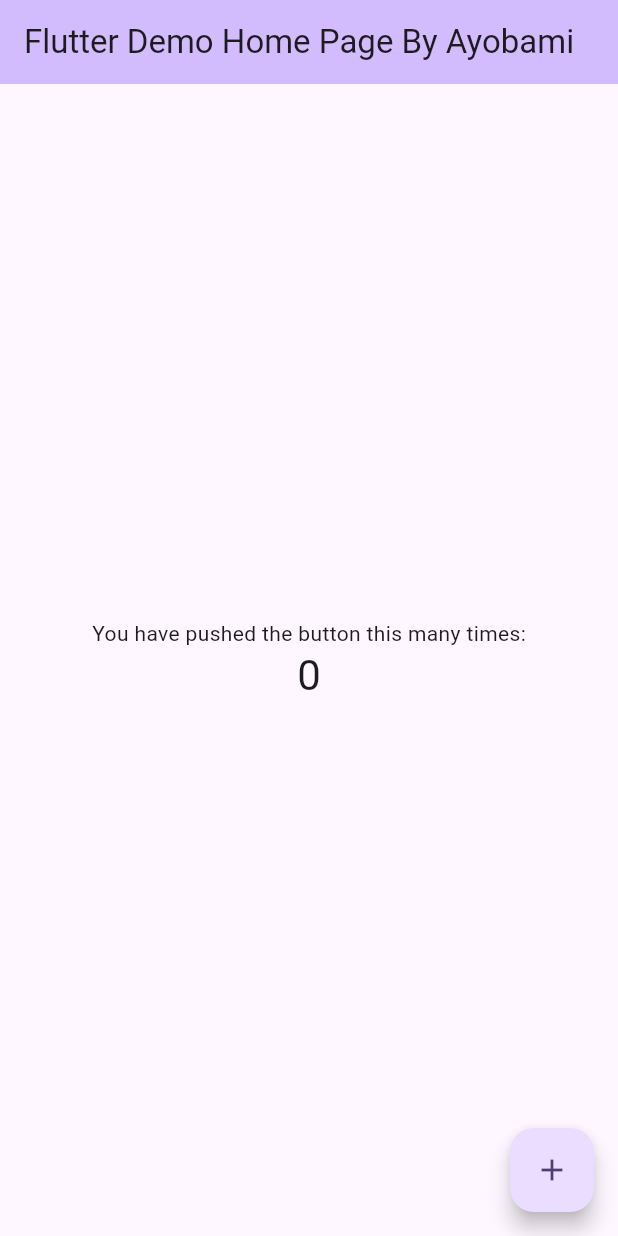
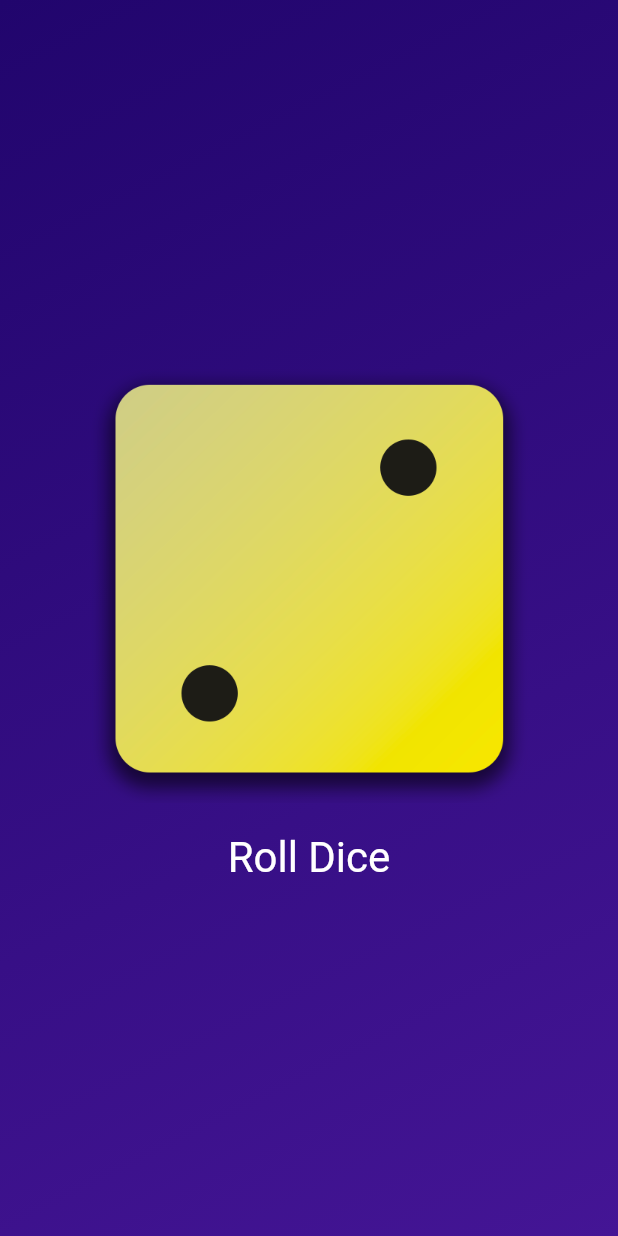
Before and after one commit to haywhyvilla/roll-dice1, a Flutter app: the screen it shows after launch, on a phone screen of 412 x 824 dp. Run offline on Flutter 3.47's test engine with Material 3 defaults, Android fonts, the phone set to English and light mode, and no system bars.

Commit message:
roll dice2

```diff
--- /dev/null
+++ b/lib/dice_roller.dart
@@ -0,0 +1,40 @@
+import 'package:flutter/material.dart';
+
+class DiceRoller extends StatefulWidget {
+  const DiceRoller({super.key});
+
+  @override
+ State<DiceRoller> createState() {
+  return _DiceRollerState();
+ }
+}
+
+class _DiceRollerState extends State<DiceRoller> {
+   var activeDiceImage = 'assets/images/dice-2.png';
+
+  void rollDice() {
+    setState(() {
+      activeDiceImage = 'assets/images/dice-4.png';
+    });
+
+
+  }
+
+  @override
+ Widget build(context) {
+    return Column(
+              mainAxisSize: MainAxisSize.min,
+              children: [
+                Image.asset(activeDiceImage, width: 300,),
+                  TextButton(
+                    onPressed: rollDice,
+                    style: TextButton.styleFrom(
+                      padding: const EdgeInsets.only(top: 20),
+                      foregroundColor: Colors.white,
+                      textStyle: const TextStyle(
+                        fontSize: 28,
+                      ),),
+                    child: const Text('Roll Dice'),)
+            ],);
+ }
+}
--- /dev/null
+++ b/lib/gradient_container.dart
@@ -0,0 +1,117 @@
+import 'package:flutter/material.dart';
+import 'package:my_first_flutter/dice_roller.dart';
+
+
+var startAlignmnet = Alignment.topLeft;
+var endAlignment = Alignment.bottomRight;
+
+
+class GradientContainer extends StatelessWidget {
+  const GradientContainer(this.color1, this.color2, {super.key});
+
+  const GradientContainer.purple({super.key})
+      : color1 = Colors.deepPurple,
+        color2 = Colors.indigo;
+
+
+  final Color color1;
+  final Color color2;
+
+
+
+  @override
+ Widget build(context) {
+  return Container(
+          decoration: BoxDecoration(
+            gradient: LinearGradient(
+              colors: [color1, color2],
+              begin: startAlignmnet,
+              end: endAlignment,
+            ),
+          ),
+          child: Center(
+
+            child: DiceRoller()
+          ),
+        );
+ }
+}
+
+
+// import 'package:flutter/material.dart';
+// import 'styled_text.dart';
+
+// class GradientContainer extends StatefulWidget {
+//   const GradientContainer({super.key});
+
+//   @override
+//   State<GradientContainer> createState() => _GradientContainerState();
+// }
+
+// class _GradientContainerState extends State<GradientContainer>
+//     with SingleTickerProviderStateMixin {
+
+//   late AnimationController _controller;
+//   late Animation<double> _fadeAnimation;
+//   late Animation<Offset> _slideAnimation;
+
+//   @override
+//   void initState() {
+//     super.initState();
+
+//     _controller = AnimationController(
+//       vsync: this,
+//       duration: const Duration(seconds: 1),
+//     );
+
+//     _fadeAnimation = CurvedAnimation(
+//       parent: _controller,
+//       curve: Curves.easeIn,
+//     );
+
+//     _slideAnimation = Tween<Offset>(
+//       begin: const Offset(0, 0.3),
+//       end: Offset.zero,
+//     ).animate(
+//       CurvedAnimation(
+//         parent: _controller,
+//         curve: Curves.easeOut,
+//       ),
+//     );
+
+//     _controller.forward();
+//   }
+
+//   @override
+//   void dispose() {
+//     _controller.dispose();
+//     super.dispose();
+//   }
+
+//   @override
+//   Widget build(BuildContext context) {
+//     return Container(
+//       decoration: const BoxDecoration(
+//         gradient: LinearGradient(
+//           colors: [
+//             Color(0xFF220628),
+//             Color(0xFF4B1056),
+//           ],
+//           begin: Alignment.topLeft,
+//           end: Alignment.bottomRight,
+//         ),
+//       ),
+//       child: Center(
+//         child: FadeTransition(
+//           opacity: _fadeAnimation,
+//           child: SlideTransition(
+//             position: _slideAnimation,
+//             child: const StyledText(
+//               text: 'Hello Flutter 👋',
+//             ),
+//           ),
+//         ),
+//       ),
+//     );
+//   }
+// }
--- a/lib/main.dart
+++ b/lib/main.dart
@@ -1,122 +1,203 @@
 import 'package:flutter/material.dart';
+import 'package:my_first_flutter/gradient_container.dart';
 
 void main() {
-  runApp(const MyApp());
+  runApp(
+     MaterialApp(
+      debugShowCheckedModeBanner: false,
+      home: Scaffold(
+        body: GradientContainer(
+          const Color.fromARGB(255, 33, 5, 109),
+          const Color.fromARGB(255, 68, 21, 149),
+        ),
+      ),
+    ),
+  );
 }
 
-class MyApp extends StatelessWidget {
-  const MyApp({super.key});
 
-  // This widget is the root of your application.
-  @override
-  Widget build(BuildContext context) {
-    return MaterialApp(
-      title: 'Flutter Demo',
-      theme: ThemeData(
-        // This is the theme of your application.
-        //
-        // TRY THIS: Try running your application with "flutter run". You'll see
-        // the application has a purple toolbar. Then, without quitting the app,
-        // try changing the seedColor in the colorScheme below to Colors.green
-        // and then invoke "hot reload" (save your changes or press the "hot
-        // reload" button in a Flutter-supported IDE, or press "r" if you used
-        // the command line to start the app).
-        //
-        // Notice that the counter didn't reset back to zero; the application
-        // state is not lost during the reload. To reset the state, use hot
-        // restart instead.
-        //
-        // This works for code too, not just values: Most code changes can be
-        // tested with just a hot reload.
-        colorScheme: .fromSeed(seedColor: Colors.deepPurple),
-      ),
-      home: const MyHomePage(title: 'Flutter Demo Home Page By Ayobami'),
-    );
-  }
-}
 
-class MyHomePage extends StatefulWidget {
-  const MyHomePage({super.key, required this.title});
 
-  // This widget is the home page of your application. It is stateful, meaning
-  // that it has a State object (defined below) that contains fields that affect
-  // how it looks.
+// import 'package:flutter/material.dart';
 
-  // This class is the configuration for the state. It holds the values (in this
-  // case the title) provided by the parent (in this case the App widget) and
-  // used by the build method of the State. Fields in a Widget subclass are
-  // always marked "final".
+// class StyledText extends StatelessWidget {
+//   final String text;
+//   final double fontSize;
+//   final Color color;
 
-  final String title;
+//   const StyledText({
+//     super.key,
+//     required this.text,
+//     this.fontSize = 48,
+//     this.color = Colors.white,
+//   });
 
-  @override
-  State<MyHomePage> createState() => _MyHomePageState();
-}
+//   @override
+//   Widget build(BuildContext context) {
+//     return Text(
+//       text,
+//       textAlign: TextAlign.center,
+//       style: TextStyle(
+//         color: color,
+//         fontSize: fontSize,
+//         fontWeight: FontWeight.bold,
+//         letterSpacing: 1.2,
+//       ),
+//     );
+//   }
+// }
 
-class _MyHomePageState extends State<MyHomePage> {
-  int _counter = 0;
 
-  void _incrementCounter() {
-    setState(() {
-      // This call to setState tells the Flutter framework that something has
-      // changed in this State, which causes it to rerun the build method below
-      // so that the display can reflect the updated values. If we changed
-      // _counter without calling setState(), then the build method would not be
-      // called again, and so nothing would appear to happen.
-      _counter++;
-    });
-  }
 
-  @override
-  Widget build(BuildContext context) {
-    // This method is rerun every time setState is called, for instance as done
-    // by the _incrementCounter method above.
-    //
-    // The Flutter framework has been optimized to make rerunning build methods
-    // fast, so that you can just rebuild anything that needs updating rather
-    // than having to individually change instances of widgets.
-    return Scaffold(
-      appBar: AppBar(
-        // TRY THIS: Try changing the color here to a specific color (to
-        // Colors.amber, perhaps?) and trigger a hot reload to see the AppBar
-        // change color while the other colors stay the same.
-        backgroundColor: Theme.of(context).colorScheme.inversePrimary,
-        // Here we take the value from the MyHomePage object that was created by
-        // the App.build method, and use it to set our appbar title.
-        title: Text(widget.title),
-      ),
-      body: Center(
-        // Center is a layout widget. It takes a single child and positions it
-        // in the middle of the parent.
-        child: Column(
-          // Column is also a layout widget. It takes a list of children and
-          // arranges them vertically. By default, it sizes itself to fit its
-          // children horizontally, and tries to be as tall as its parent.
-          //
-          // Column has various properties to control how it sizes itself and
-          // how it positions its children. Here we use mainAxisAlignment to
-          // center the children vertically; the main axis here is the vertical
-          // axis because Columns are vertical (the cross axis would be
-          // horizontal).
-          //
-          // TRY THIS: Invoke "debug painting" (choose the "Toggle Debug Paint"
-          // action in the IDE, or press "p" in the console), to see the
-          // wireframe for each widget.
-          mainAxisAlignment: .center,
-          children: [
-            const Text('You have pushed the button this many times:'),
-            Text(
-              '$_counter',
-              style: Theme.of(context).textTheme.headlineMedium,
-            ),
-          ],
-        ),
-      ),
-      floatingActionButton: FloatingActionButton(
-        onPressed: _incrementCounter,
-        tooltip: 'Increment',
-        child: const Icon(Icons.add),
-      ),
-    );
-  }
-}
+
+
+
+
+
+
+
+
+// import 'package:flutter/material.dart';
+
+// import 'package:my_first_flutter/gradient_container.dart';
+
+// void main() {
+//   runApp(
+//    const MaterialApp(
+//       home: Scaffold(
+//         body: GradientContainer(),
+//       ),
+//     ),
+//   );
+// }
+
+
+
+
+
+
+
+
+
+// import 'package:flutter/material.dart';
+
+// void main() {
+//   runApp(const MyApp());
+// }
+
+// class MyApp extends StatelessWidget {
+//   const MyApp({super.key});
+
+//   // This widget is the root of your application.
+//   @override
+//   Widget build(BuildContext context) {
+//     return MaterialApp(
+//       title: 'Flutter Demo',
+//       theme: ThemeData(
+//         // This is the theme of your application.
+//         //
+//         // TRY THIS: Try running your application with "flutter run". You'll see
+//         // the application has a purple toolbar. Then, without quitting the app,
+//         // try changing the seedColor in the colorScheme below to Colors.green
+//         // and then invoke "hot reload" (save your changes or press the "hot
+//         // reload" button in a Flutter-supported IDE, or press "r" if you used
+//         // the command line to start the app).
+//         //
+//         // Notice that the counter didn't reset back to zero; the application
+//         // state is not lost during the reload. To reset the state, use hot
+//         // restart instead.
+//         //
+//         // This works for code too, not just values: Most code changes can be
+//         // tested with just a hot reload.
+//         colorScheme: .fromSeed(seedColor: Colors.deepPurple),
+//       ),
+//       home: const MyHomePage(title: 'Flutter Demo Home Page By Ayobami'),
+//     );
+//   }
+// }
+
+// class MyHomePage extends StatefulWidget {
+//   const MyHomePage({super.key, required this.title});
+
+//   // This widget is the home page of your application. It is stateful, meaning
+//   // that it has a State object (defined below) that contains fields that affect
+//   // how it looks.
+
+//   // This class is the configuration for the state. It holds the values (in this
+//   // case the title) provided by the parent (in this case the App widget) and
+//   // used by the build method of the State. Fields in a Widget subclass are
+//   // always marked "final".
+
+//   final String title;
+
+//   @override
+//   State<MyHomePage> createState() => _MyHomePageState();
+// }
+
+// class _MyHomePageState extends State<MyHomePage> {
+//   int _counter = 0;
+
+//   void _incrementCounter() {
+//     setState(() {
+//       // This call to setState tells the Flutter framework that something has
+//       // changed in this State, which causes it to rerun the build method below
+//       // so that the display can reflect the updated values. If we changed
+//       // _counter without calling setState(), then the build method would not be
+//       // called again, and so nothing would appear to happen.
+//       _counter++;
+//     });
+//   }
+
+//   @override
+//   Widget build(BuildContext context) {
+//     // This method is rerun every time setState is called, for instance as done
+//     // by the _incrementCounter method above.
+//     //
+//     // The Flutter framework has been optimized to make rerunning build methods
+//     // fast, so that you can just rebuild anything that needs updating rather
+//     // than having to individually change instances of widgets.
+//     return Scaffold(
+//       appBar: AppBar(
+//         // TRY THIS: Try changing the color here to a specific color (to
+//         // Colors.amber, perhaps?) and trigger a hot reload to see the AppBar
+//         // change color while the other colors stay the same.
+//         backgroundColor: Theme.of(context).colorScheme.inversePrimary,
+//         // Here we take the value from the MyHomePage object that was created by
+//         // the App.build method, and use it to set our appbar title.
+//         title: Text(widget.title),
+//       ),
+//       body: Center(
+//         // Center is a layout widget. It takes a single child and positions it
+//         // in the middle of the parent.
+//         child: Column(
+//           // Column is also a layout widget. It takes a list of children and
+//           // arranges them vertically. By default, it sizes itself to fit its
+//           // children horizontally, and tries to be as tall as its parent.
+//           //
+//           // Column has various properties to control how it sizes itself and
+//           // how it positions its children. Here we use mainAxisAlignment to
+//           // center the children vertically; the main axis here is the vertical
+//           // axis because Columns are vertical (the cross axis would be
+//           // horizontal).
+//           //
+//           // TRY THIS: Invoke "debug painting" (choose the "Toggle Debug Paint"
+//           // action in the IDE, or press "p" in the console), to see the
+//           // wireframe for each widget.
+//           mainAxisAlignment: .center,
+//           children: [
+//             const Text('You have pushed the button this many times:'),
+//             Text(
+//               '$_counter',
+//               style: Theme.of(context).textTheme.headlineMedium,
+//             ),
+//           ],
+//         ),
+//       ),
+//       floatingActionButton: FloatingActionButton(
+//         onPressed: _incrementCounter,
+//         tooltip: 'Increment',
+//         child: const Icon(Icons.add),
+//       ),
+//     );
+//   }
+// }
--- /dev/null
+++ b/lib/styled_text.dart
@@ -0,0 +1,51 @@
+import 'package:flutter/material.dart';
+
+class StyledText extends StatelessWidget{
+ const StyledText(this.text,{super.key});
+
+ final String text;
+
+
+  @override
+  Widget build(context) {
+   return Text(
+    text,
+    style: const TextStyle(
+      color: Colors.white,
+      fontSize: 48,
+    ),
+   );
+
+  }
+}
+
+
+
+// import 'package:flutter/material.dart';
+
+// class StyledText extends StatelessWidget {
+//   final String text;
+//   final double fontSize;
+//   final Color color;
+
+//   const StyledText({
+//     super.key,
+//     required this.text,
+//     this.fontSize = 48,
+//     this.color = Colors.white,
+//   });
+
+//   @override
+//   Widget build(BuildContext context) {
+//     return Text(
+//       text,
+//       textAlign: TextAlign.center,
+//       style: TextStyle(
+//         color: color,
+//         fontSize: fontSize,
+//         fontWeight: FontWeight.bold,
+//         letterSpacing: 1.2,
+//       ),
+//     );
+//   }
+// }
```
Also changed, not shown: pubspec.yaml (+7 -3 lines), assets/images/dice-1.png (added), assets/images/dice-2.png (added), assets/images/dice-3.png (added), assets/images/dice-4.png (added), assets/images/dice-5.png (added), assets/images/dice-6.png (added).
